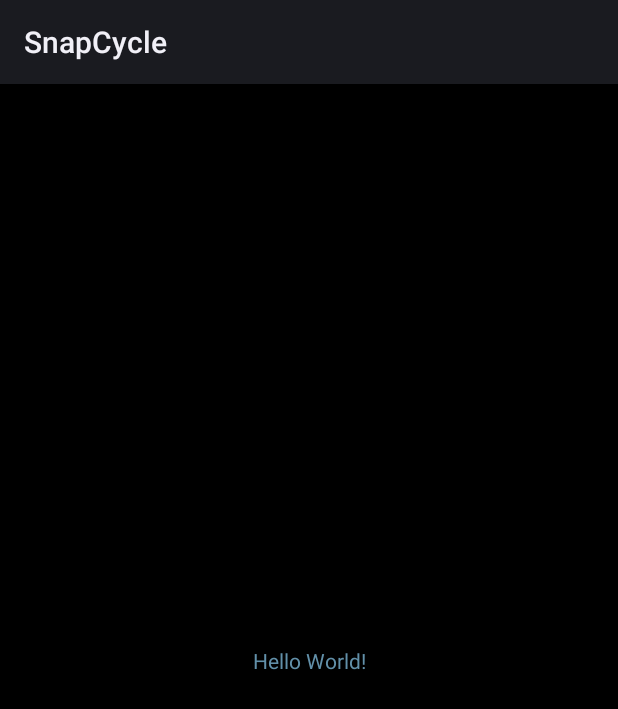
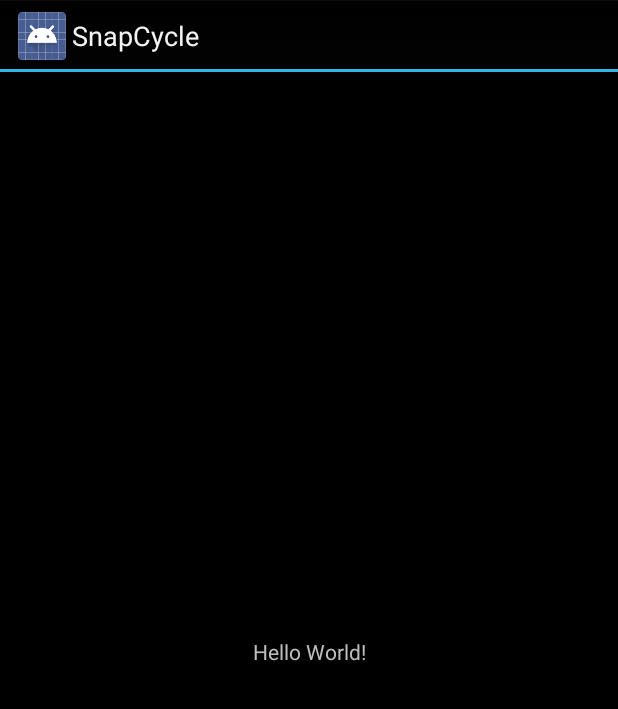
Before and after one commit to zainosaurus/SnapCycle, an Android app: the layout activity_main.xml on its own in the app's theme, with its tools: preview values and no code run, on a phone screen of 412 x 824 dp. Shown: the top 709 px of the screen. Run offline under Robolectric (Android 15) with nearby library versions, the phone set to English and light mode, and no system bars.

Commit message:
Nice Title

```diff
--- a/app/src/main/AndroidManifest.xml
+++ b/app/src/main/AndroidManifest.xml
@@ -4,9 +4,9 @@
     <uses-permission android:name="android.permission.INTERNET"/>
     <application
         android:allowBackup="true"
-        android:icon="@mipmap/ic_launcher"
+        android:icon="@drawable/recycle_symbol"
         android:label="@string/app_name"
-        android:roundIcon="@mipmap/ic_launcher_round"
+        android:roundIcon="@drawable/recycle_symbol"
         android:supportsRtl="true"
         android:theme="@style/AppTheme">
         <activity android:name=".MainActivity">
--- a/app/src/main/java/tech/snapcycle/MainActivity.java
+++ b/app/src/main/java/tech/snapcycle/MainActivity.java
@@ -44,7 +44,7 @@ public class MainActivity extends AppCompatActivity {
                         null);
 
                 visionBuilder.setVisionRequestInitializer(
-                        new VisionRequestInitializer(""));
+                        new VisionRequestInitializer("AIzaSyDTvLj9OYUWA23v_TSQroUbisypXaJIfXU"));
 
                 Vision vision = visionBuilder.build();
 
--- a/app/src/main/res/layout/activity_main.xml
+++ b/app/src/main/res/layout/activity_main.xml
@@ -9,7 +9,7 @@
 
     <TextView
         android:layout_width="wrap_content"
-        android:layout_height="wrap_content"
+        android:layout_height="23dp"
         android:text="Hello World!"
         app:layout_constraintBottom_toBottomOf="parent"
         app:layout_constraintLeft_toLeftOf="parent"
--- a/app/src/main/res/values/styles.xml
+++ b/app/src/main/res/values/styles.xml
@@ -1,11 +1,10 @@
 <resources>
 
     <!-- Base application theme. -->
-    <style name="AppTheme" parent="">
-        <!-- Customize your theme here. -->
-        <item name="android:textColor">@color/skyBlue</item>
+    <style name="AppTheme" parent="android:Theme.Holo">
+        <!-- Customize your theme here. -->\
         <item name="colorPrimary">@color/darkGrayColor</item>
-        <item name="colorPrimaryDark">@color/darkColor</item>
+        <item name="colorPrimaryDark">@color/skyBlue</item>
         <item name="colorAccent">@color/darkColor</item>
     </style>
 
```
